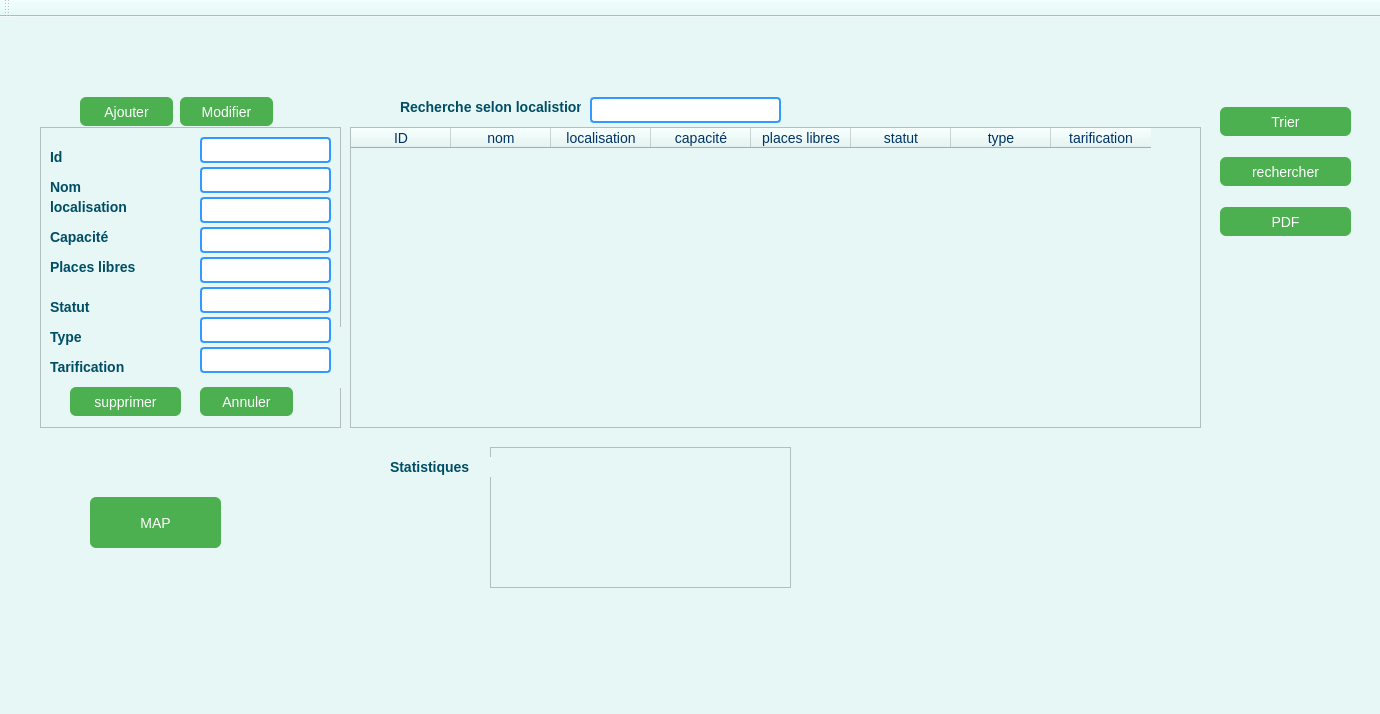
First picture: the form in mainwindow.ui, repository Esprit-UP-Algo/projetcpp-2a34-smart-city, before the edit.
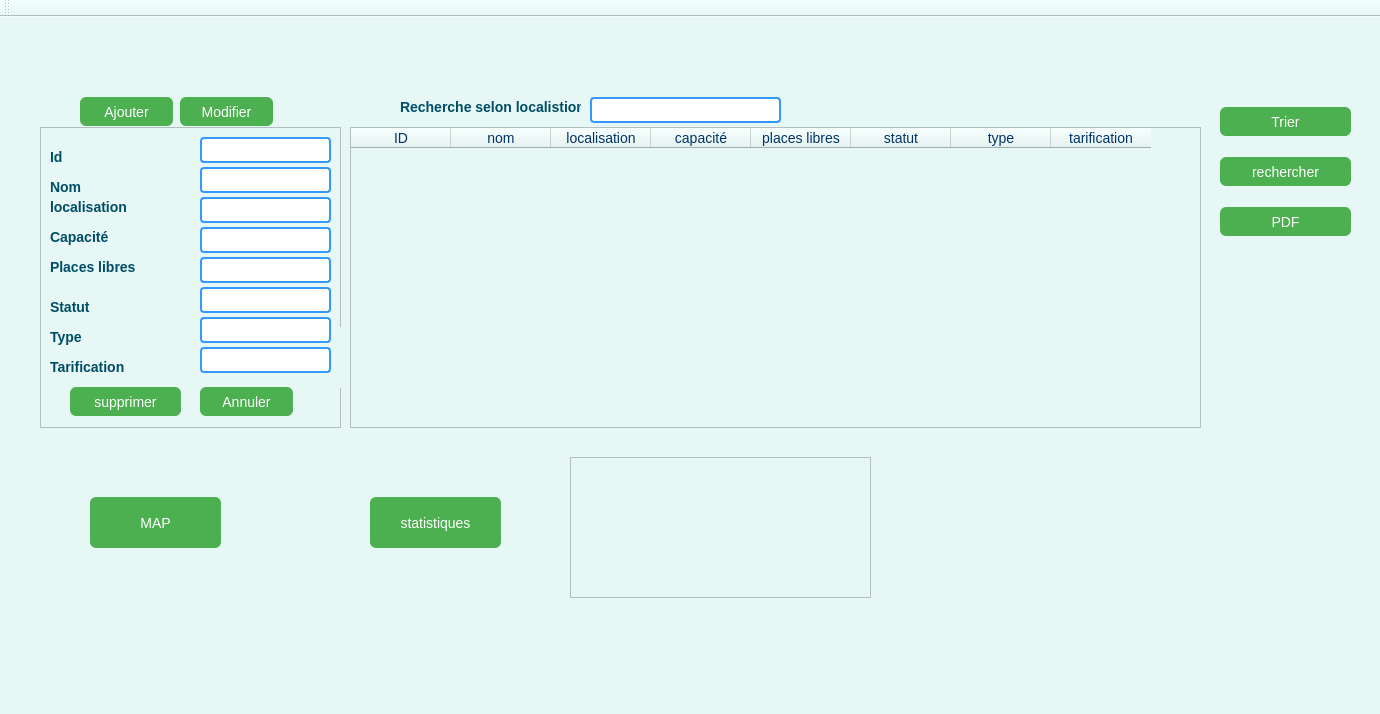
Second picture: the form after the edit. Icons and pictures are not drawn.

```diff
--- a/mainwindow.ui
+++ b/mainwindow.ui
@@ -450,8 +450,8 @@
    <widget class="QFrame" name="frame_2">
     <property name="geometry">
      <rect>
-      <x>490</x>
-      <y>430</y>
+      <x>570</x>
+      <y>440</y>
       <width>301</width>
       <height>141</height>
      </rect>
@@ -463,19 +463,6 @@
      <enum>QFrame::Shadow::Raised</enum>
     </property>
    </widget>
-   <widget class="QLabel" name="label_3">
-    <property name="geometry">
-     <rect>
-      <x>390</x>
-      <y>440</y>
-      <width>101</width>
-      <height>20</height>
-     </rect>
-    </property>
-    <property name="text">
-     <string>Statistiques</string>
-    </property>
-   </widget>
    <widget class="QLineEdit" name="tarif_parking">
     <property name="geometry">
      <rect>
@@ -535,6 +522,19 @@
      <string>MAP</string>
     </property>
    </widget>
+   <widget class="QPushButton" name="statistiques_bt">
+    <property name="geometry">
+     <rect>
+      <x>370</x>
+      <y>480</y>
+      <width>131</width>
+      <height>51</height>
+     </rect>
+    </property>
+    <property name="text">
+     <string>statistiques</string>
+    </property>
+   </widget>
    <zorder>tableWidget</zorder>
    <zorder>ajouter_bt</zorder>
    <zorder>modifier_bt_2</zorder>
```
Left out of the diff: 6 changed lines with no effect on the pictures.
